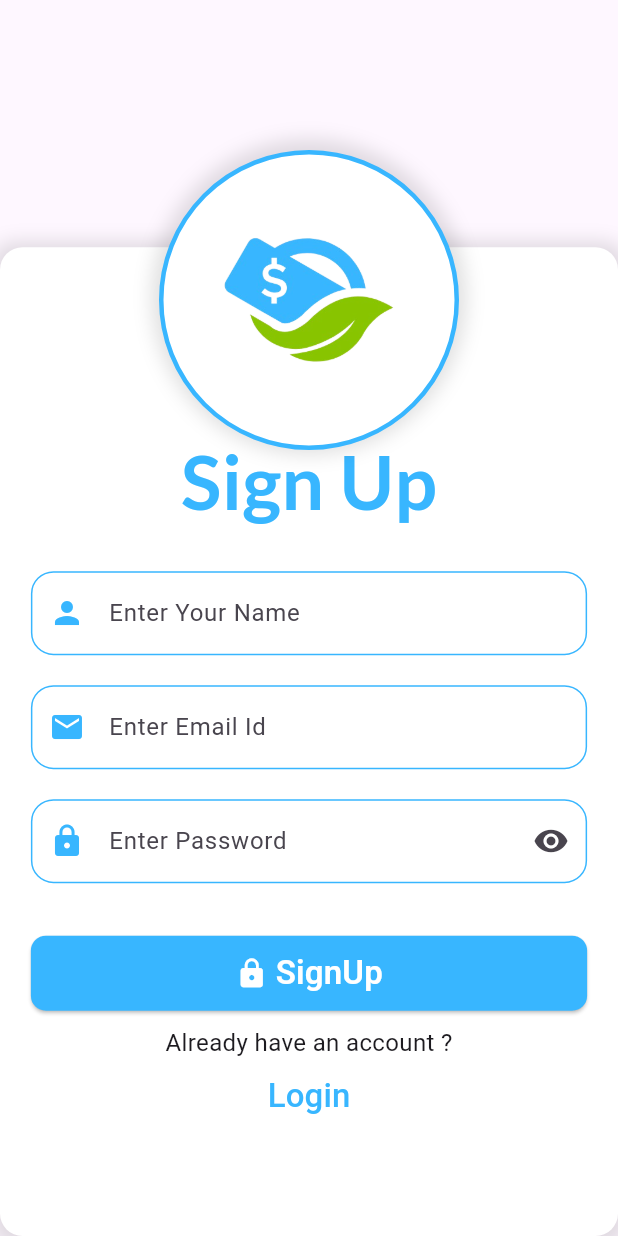
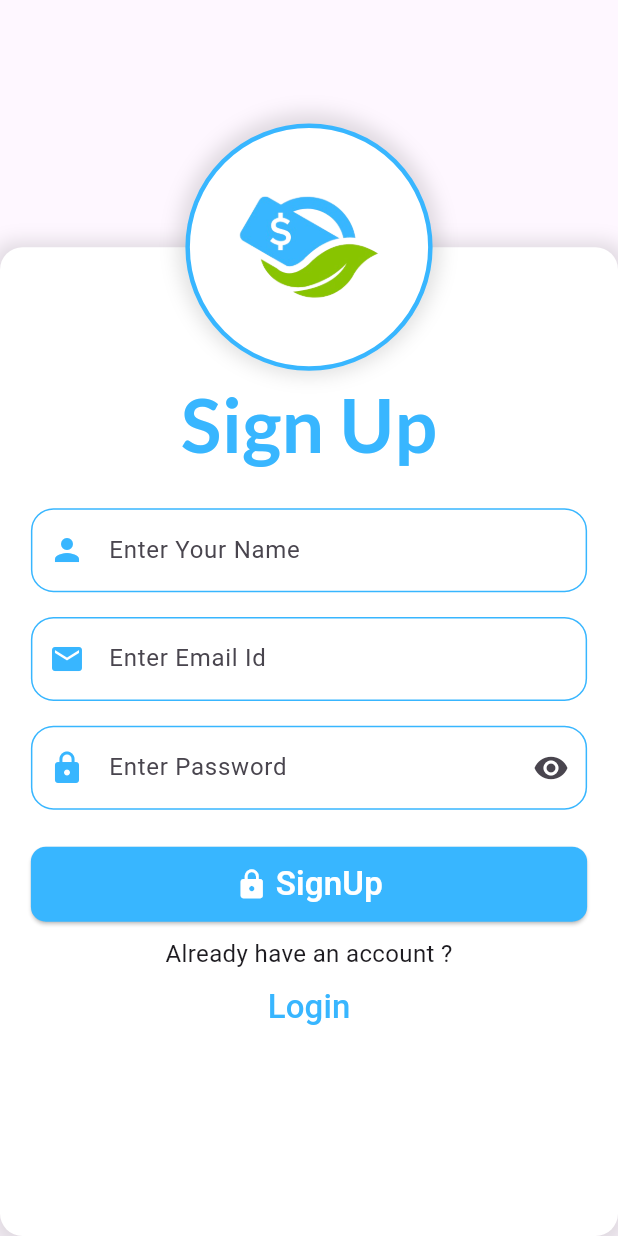
Before and after one commit to abhi96088/kharcha_book, a Flutter app: the screen it shows after launch, after a tap on "SignUp", on a phone screen of 412 x 824 dp. Run offline on Flutter 3.47's test engine with Material 3 defaults, Android fonts, the phone set to English and light mode, and no system bars; our stand-ins replace auto_size_text, cloud_firestore, firebase_auth, firebase_core, firebase_storage, image_picker; missing offline and left inert: android_intent_plus; accounts and stored records are empty.

Commit message:
fix the adaptability issues

```diff
--- a/lib/login-signup/login_screen.dart
+++ b/lib/login-signup/login_screen.dart
@@ -61,11 +61,11 @@ class _LoginScreenState extends State<LoginScreen> {
                     crossAxisAlignment: CrossAxisAlignment.center,
                     children: [
                       SizedBox(
-                        height: screenHeight * 0.15,
+                        height: screenHeight * 0.1,
                       ),
                       CustomTexts.h1(text: "Login"),
                       SizedBox(
-                        height: 25,
+                        height: screenHeight * 0.025,
                       ),
                       ///////////////////////// email field /////////////////////////
                       SizedBox(
@@ -78,7 +78,7 @@ class _LoginScreenState extends State<LoginScreen> {
                         )
                       ),
                       SizedBox(
-                        height: 20,
+                        height: screenHeight * 0.02,
                       ),
                       ///////////////////////// password field ///////////////////////////
                       SizedBox(
@@ -90,9 +90,7 @@ class _LoginScreenState extends State<LoginScreen> {
                           prefix: Icon(Icons.lock, color: UiHelper.primaryColor,),
                         )
                       ),
-                      SizedBox(
-                        height: 5,
-                      ),
+
                       // ------------------ forget password text ------------------ //
                       SizedBox(
                         width: screenWidth * 0.9,
@@ -110,7 +108,7 @@ class _LoginScreenState extends State<LoginScreen> {
                         ),
                       ),
                       SizedBox(
-                        height: 20,
+                        height: screenHeight * 0.02,
                       ),
 
                       ///::::::::::::::::::::::::::::::: login button code ::::::::::::::::::::::::::::::::::::::::::::::::///
@@ -164,7 +162,7 @@ class _LoginScreenState extends State<LoginScreen> {
                           ),
                         ),
                       ),
-                      SizedBox(height: 10,),
+                      SizedBox(height: screenHeight * 0.015,),
                       Text("Don't have an account ?", style: TextStyle(fontSize: 16),),
                       TextButton(
                         onPressed: (){
@@ -183,8 +181,8 @@ class _LoginScreenState extends State<LoginScreen> {
           Positioned(
             top: screenHeight * 0.1,
             child: Container(
-              height: screenHeight * 0.25,
-              width: screenWidth * 0.5,
+              height: screenHeight * 0.2,
+              width: screenHeight * 0.2,
               clipBehavior: Clip.antiAlias,
               decoration: BoxDecoration(
                   shape: BoxShape.circle,
--- a/lib/login-signup/signup_screen.dart
+++ b/lib/login-signup/signup_screen.dart
@@ -59,11 +59,11 @@ class _SignupScreenState extends State<SignupScreen> {
                         crossAxisAlignment: CrossAxisAlignment.center,
                         children: [
                           SizedBox(
-                            height: 120,
+                            height: screenHeight * 0.1,
                           ),
                           CustomTexts.h1(text: "Sign Up"),
                           SizedBox(
-                            height: 25,
+                            height: screenHeight * 0.025,
                           ),
                           /////////////////////////// name field //////////////////////////
                           SizedBox(
@@ -76,7 +76,7 @@ class _SignupScreenState extends State<SignupScreen> {
                               )
                           ),
                           SizedBox(
-                            height: 20,
+                            height: screenHeight * 0.02,
                           ),
                           //////////////////////// email field ///////////////////////////
                           SizedBox(
@@ -89,7 +89,7 @@ class _SignupScreenState extends State<SignupScreen> {
                               )
                           ),
                           SizedBox(
-                            height: 20,
+                            height: screenHeight * 0.02,
                           ),
                           //////////////////////// password field //////////////////////////
                           SizedBox(
@@ -102,7 +102,7 @@ class _SignupScreenState extends State<SignupScreen> {
                               )
                           ),
                           SizedBox(
-                            height: 35,
+                            height: screenHeight * 0.03,
                           ),
 
                           /// --------------------- signup button code ---------------------------- ///
@@ -163,10 +163,10 @@ class _SignupScreenState extends State<SignupScreen> {
 
               ///~~~~~~~~~~~~~~~~~~~~~ logo of application visible on top ~~~~~~~~~~~~~~~~~~~~~~~~~~///
               Positioned(
-                top: 100,
+                top: screenHeight * 0.1,
                 child: Container(
-                  height: 200,
-                  width: 200,
+                  height: screenHeight * 0.2,
+                  width: screenHeight * 0.2,
                   clipBehavior: Clip.antiAlias,
                   decoration: BoxDecoration(
                       shape: BoxShape.circle,
```
